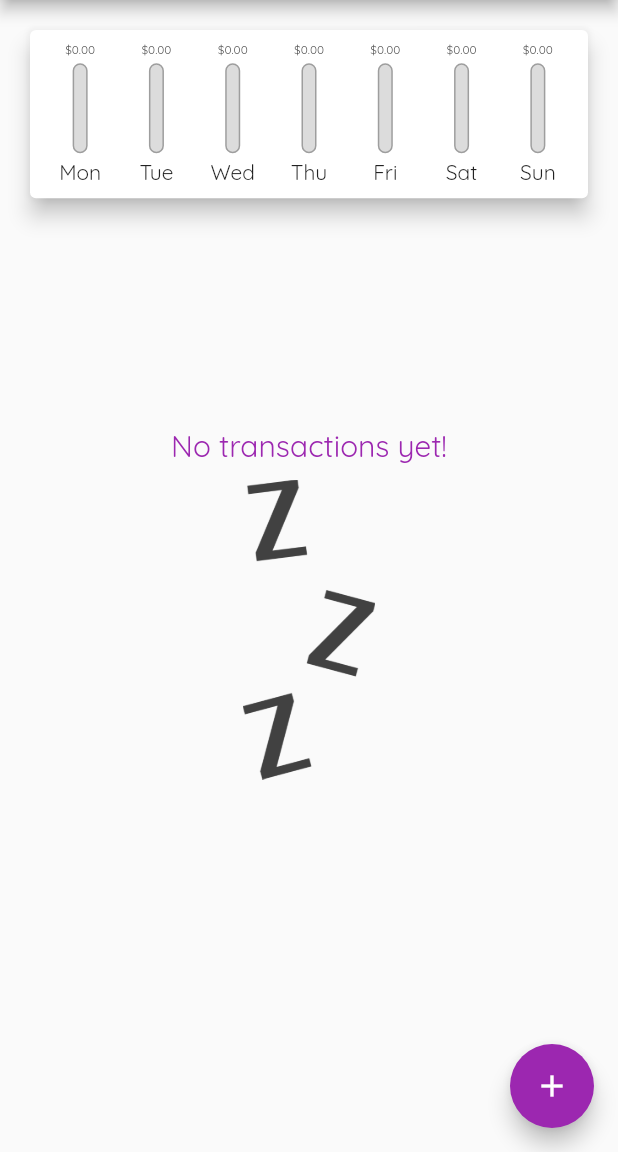
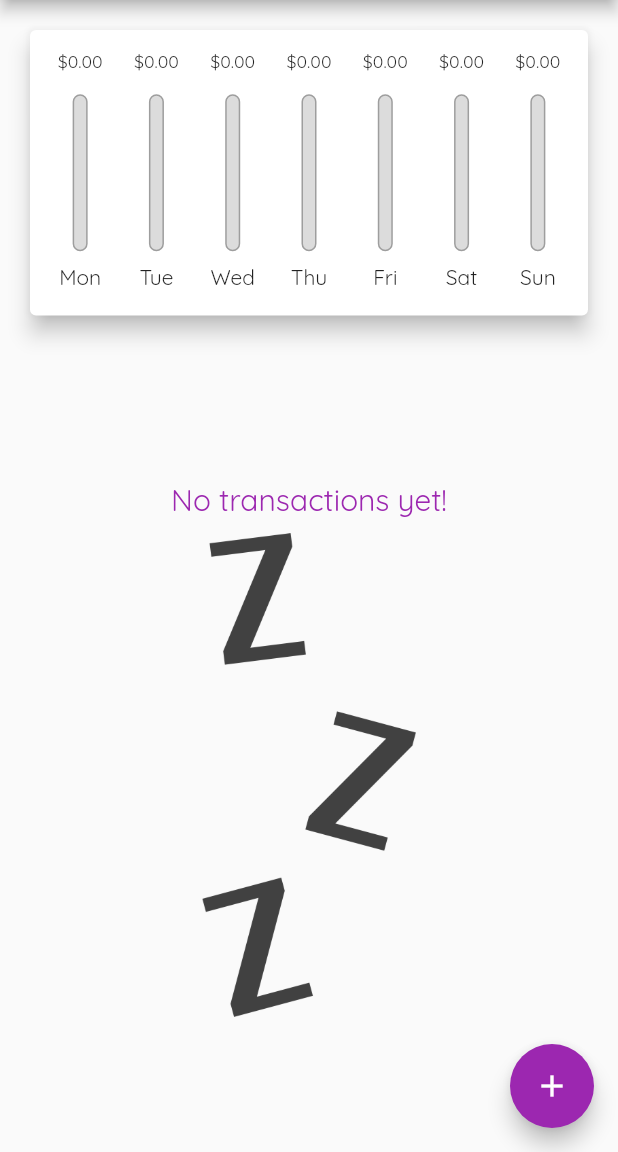
Before and after one commit to Sudhanva-Nadiger/Personal_Expense_Tracker, a Flutter app: the screen it shows after launch, on a phone screen of 412 x 824 dp, the part 84-1236 px from its top. Run offline on Flutter 3.47's test engine with Material 2 defaults, Android fonts, the phone set to English and light mode, and no system bars.

Commit message:
add media queries to make app responsive

```diff
--- a/lib/main.dart
+++ b/lib/main.dart
@@ -44,6 +44,8 @@ class _MyHomePageState extends State<MyHomePage> {
     // Transaction(id: 't2', title: 'New Bags', amount: 34, date: DateTime.now()),
   ];
 
+  bool _showChart = false;
+
   List<Transaction> get _recentTransactions {
     return _userTransaction.where((tx) {
       return tx.date.isAfter(DateTime.now().subtract(const Duration(days: 7)));
@@ -76,19 +78,59 @@ class _MyHomePageState extends State<MyHomePage> {
 
   @override
   Widget build(BuildContext context) {
+    final bool isLandScape =
+        MediaQuery.of(context).orientation == Orientation.landscape;
+    final appBar = AppBar(
+      title: const Text("Personal Expenses"),
+    );
+    final txListWidget = SizedBox(
+      height: (MediaQuery.of(context).size.height -
+              appBar.preferredSize.height -
+              MediaQuery.of(context).padding.top) *
+          0.7,
+      child: TransactionList(
+          transactions: _userTransaction, deleteTransaction: deleteTransaction),
+    );
     return SafeArea(
       child: Scaffold(
-        appBar: AppBar(
-          title: const Text("Personal Expenses"),
-        ),
+        appBar: appBar,
         body: SingleChildScrollView(
           child: Column(
             crossAxisAlignment: CrossAxisAlignment.stretch,
             children: <Widget>[
-              Chart(_recentTransactions),
-              TransactionList(
-                  transactions: _userTransaction,
-                  deleteTransaction: deleteTransaction)
+              if (isLandScape)
+                Row(
+                  mainAxisAlignment: MainAxisAlignment.center,
+                  children: [
+                    const Text('Show chart'),
+                    Switch(
+                        value: _showChart,
+                        onChanged: (val) {
+                          setState(() {
+                            _showChart = val;
+                          });
+                        })
+                  ],
+                ),
+              if (!isLandScape)
+                SizedBox(
+                  height: (MediaQuery.of(context).size.height -
+                          appBar.preferredSize.height -
+                          MediaQuery.of(context).padding.top) *
+                      0.3,
+                  child: Chart(_recentTransactions),
+                ),
+              if (!isLandScape) txListWidget,
+              if (isLandScape)
+                _showChart
+                    ? SizedBox(
+                        height: (MediaQuery.of(context).size.height -
+                                appBar.preferredSize.height -
+                                MediaQuery.of(context).padding.top) *
+                            0.7,
+                        child: Chart(_recentTransactions),
+                      )
+                    : txListWidget
             ],
           ),
         ),
--- a/lib/widgets/cart_bar.dart
+++ b/lib/widgets/cart_bar.dart
@@ -13,17 +13,19 @@ class ChartBar extends StatelessWidget {
 
   @override
   Widget build(BuildContext context) {
-    return Column(
+    return LayoutBuilder(
+      builder: (ctx, constraints) => Column(
         children: [
           SizedBox(
-            width: 20,
+              width: 30,
+              height: constraints.maxHeight * 0.15,
               child: FittedBox(
                   child: Text('\$${spendingAmount.toStringAsFixed(2)}'))),
-        const SizedBox(
-          height: 4,
+          SizedBox(
+            height: constraints.maxHeight * 0.05,
           ),
           SizedBox(
-          height: 60,
+            height: constraints.maxHeight * 0.6,
             width: 10,
             child: Stack(
               children: [
@@ -48,11 +50,12 @@ class ChartBar extends StatelessWidget {
               ],
             ),
           ),
-        const SizedBox(
-          height: 4,
+          SizedBox(
+            height: constraints.maxHeight * 0.05,
           ),
           Text(lable),
         ],
+      ),
     );
   }
 }
--- a/lib/widgets/transaction_list.dart
+++ b/lib/widgets/transaction_list.dart
@@ -10,10 +10,9 @@ class TransactionList extends StatelessWidget {
 
   @override
   Widget build(BuildContext context) {
-    return SizedBox(
-      height: 500,
-      child: transactions.isEmpty
-          ? Column(
+    return transactions.isEmpty
+        ? LayoutBuilder(
+            builder: (ctx, constraint) => Column(
               mainAxisAlignment: MainAxisAlignment.center,
               children: [
                 Text(
@@ -25,12 +24,13 @@ class TransactionList extends StatelessWidget {
                   height: 10,
                 ),
                 SizedBox(
-                    height: 200,
+                    height: constraint.maxHeight * 0.6,
                     child: Image.asset(
                       "assets/images/waiting.png",
                       fit: BoxFit.cover,
                     ))
               ],
+            ),
           )
         : ListView.builder(
             itemCount: transactions.length,
@@ -62,7 +62,6 @@ class TransactionList extends StatelessWidget {
                         color: Theme.of(context).primaryColorDark,
                       ),
                     ))),
-            ),
           );
   }
 }
```
Lines whose indentation alone changed are shown as unchanged.
